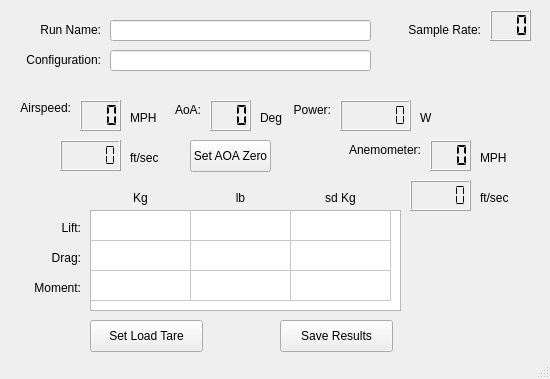
This is Tunnel_Model.ui in n2ee/Wind-Tunnel-GUI as Qt 5 draws it before an edit. The edited form follows.
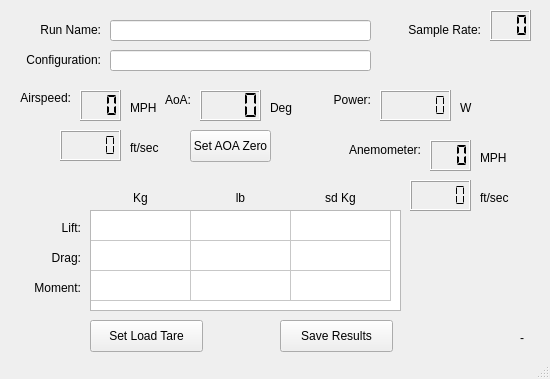
This is the edited form.

Commit message: Added activity spinner. Tweaked layout.

```diff
--- a/Tunnel_Model.ui
+++ b/Tunnel_Model.ui
@@ -99,7 +99,7 @@
     <property name="geometry">
      <rect>
       <x>10</x>
-      <y>100</y>
+      <y>90</y>
       <width>61</width>
       <height>16</height>
      </rect>
@@ -115,7 +115,7 @@
     <property name="geometry">
      <rect>
       <x>130</x>
-      <y>110</y>
+      <y>100</y>
       <width>31</width>
       <height>16</height>
      </rect>
@@ -128,7 +128,7 @@
     <property name="geometry">
      <rect>
       <x>130</x>
-      <y>150</y>
+      <y>140</y>
       <width>41</width>
       <height>16</height>
      </rect>
@@ -141,7 +141,7 @@
     <property name="geometry">
      <rect>
       <x>80</x>
-      <y>100</y>
+      <y>90</y>
       <width>41</width>
       <height>31</height>
      </rect>
@@ -300,7 +300,7 @@
     <property name="geometry">
      <rect>
       <x>60</x>
-      <y>140</y>
+      <y>130</y>
       <width>61</width>
       <height>31</height>
      </rect>
@@ -331,8 +331,8 @@
    <widget class="QLabel" name="lblAoA">
     <property name="geometry">
      <rect>
-      <x>160</x>
-      <y>100</y>
+      <x>150</x>
+      <y>90</y>
       <width>41</width>
       <height>20</height>
      </rect>
@@ -347,14 +347,14 @@
    <widget class="QLCDNumber" name="outAoaDeg">
     <property name="geometry">
      <rect>
-      <x>210</x>
-      <y>100</y>
-      <width>41</width>
+      <x>200</x>
+      <y>90</y>
+      <width>61</width>
       <height>31</height>
      </rect>
     </property>
     <property name="digitCount">
-     <number>3</number>
+     <number>4</number>
     </property>
     <property name="segmentStyle">
      <enum>QLCDNumber::Flat</enum>
@@ -363,8 +363,8 @@
    <widget class="QLabel" name="lblDeg">
     <property name="geometry">
      <rect>
-      <x>260</x>
-      <y>110</y>
+      <x>270</x>
+      <y>100</y>
       <width>31</width>
       <height>16</height>
      </rect>
@@ -376,8 +376,8 @@
    <widget class="QLabel" name="lblPower">
     <property name="geometry">
      <rect>
-      <x>290</x>
-      <y>100</y>
+      <x>330</x>
+      <y>90</y>
       <width>41</width>
       <height>20</height>
      </rect>
@@ -392,8 +392,8 @@
    <widget class="QLCDNumber" name="outPower">
     <property name="geometry">
      <rect>
-      <x>340</x>
-      <y>100</y>
+      <x>380</x>
+      <y>90</y>
       <width>71</width>
       <height>31</height>
      </rect>
@@ -408,8 +408,8 @@
    <widget class="QLabel" name="lblWatts">
     <property name="geometry">
      <rect>
-      <x>420</x>
-      <y>110</y>
+      <x>460</x>
+      <y>100</y>
       <width>16</width>
       <height>16</height>
      </rect>
@@ -496,7 +496,7 @@
     <property name="geometry">
      <rect>
       <x>190</x>
-      <y>140</y>
+      <y>130</y>
       <width>81</width>
       <height>32</height>
      </rect>
@@ -508,6 +508,19 @@
      <string>Set AOA Zero</string>
     </property>
    </widget>
+   <widget class="QLabel" name="lblSpinner">
+    <property name="geometry">
+     <rect>
+      <x>520</x>
+      <y>330</y>
+      <width>16</width>
+      <height>16</height>
+     </rect>
+    </property>
+    <property name="text">
+     <string>-</string>
+    </property>
+   </widget>
   </widget>
   <widget class="QStatusBar" name="statusbar"/>
  </widget>
```
The commit also changes 2 other files.
